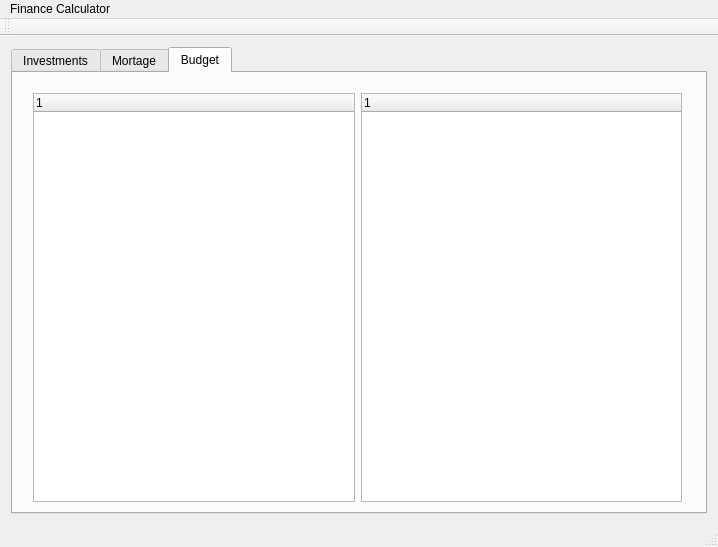
Old version of the form mainwindow.ui in the repository jrutanen/FinanceCalculator.
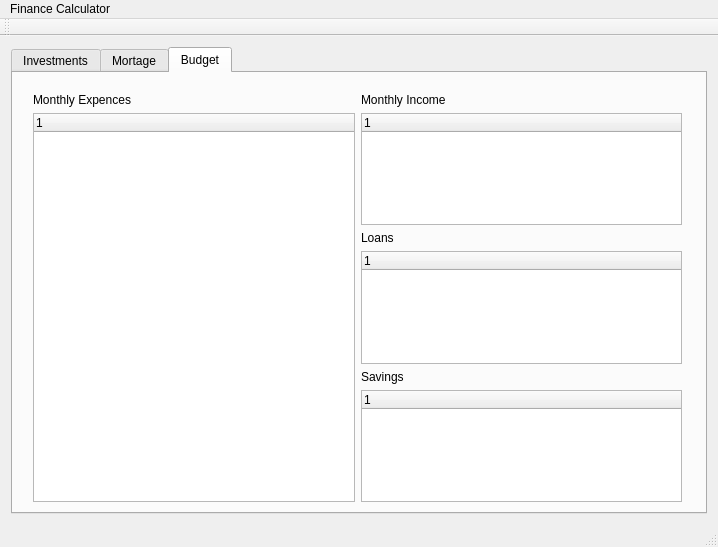
New version of the form. Custom widgets are drawn as their Qt base class.

Commit message: - Added labels - Added new trees for loans and savings - Changed logic for assigning first row to the TreeWidget

The edit to the form file:
```diff
--- a/mainwindow.ui
+++ b/mainwindow.ui
@@ -382,6 +382,15 @@
         </property>
         <layout class="QHBoxLayout" name="horizontalLayout">
          <item>
+          <layout class="QVBoxLayout" name="verticalLayout_6">
+           <item>
+            <widget class="QLabel" name="label_expences">
+             <property name="text">
+              <string>Monthly Expences</string>
+             </property>
+            </widget>
+           </item>
+           <item>
           <widget class="QTreeWidget" name="tw_cost">
            <property name="tabKeyNavigation">
             <bool>true</bool>
@@ -396,6 +405,17 @@
            </column>
           </widget>
          </item>
+          </layout>
+         </item>
+         <item>
+          <layout class="QVBoxLayout" name="verticalLayout_2">
+           <item>
+            <widget class="QLabel" name="label_income">
+             <property name="text">
+              <string>Monthly Income</string>
+             </property>
+            </widget>
+           </item>
          <item>
           <widget class="QTreeWidget" name="tw_income">
            <column>
@@ -405,6 +425,40 @@
            </column>
           </widget>
          </item>
+           <item>
+            <widget class="QLabel" name="label_loans">
+             <property name="text">
+              <string>Loans</string>
+             </property>
+            </widget>
+           </item>
+           <item>
+            <widget class="QTreeWidget" name="tw_loan">
+             <column>
+              <property name="text">
+               <string notr="true">1</string>
+              </property>
+             </column>
+            </widget>
+           </item>
+           <item>
+            <widget class="QLabel" name="label_savings">
+             <property name="text">
+              <string>Savings</string>
+             </property>
+            </widget>
+           </item>
+           <item>
+            <widget class="QTreeWidget" name="tw_savings">
+             <column>
+              <property name="text">
+               <string notr="true">1</string>
+              </property>
+             </column>
+            </widget>
+           </item>
+          </layout>
+         </item>
         </layout>
        </widget>
       </widget>
```
Left out of the diff: 17 changed lines with no effect on the pictures. Lines whose indentation alone changed are shown as unchanged. The commit also changes 2 other files.
